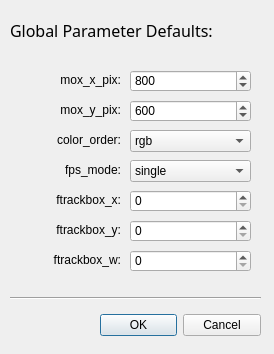
First picture: the form in ParamDefaultsWindow.ui, repository cculianu/StimulateOpenGL_II, before the edit.
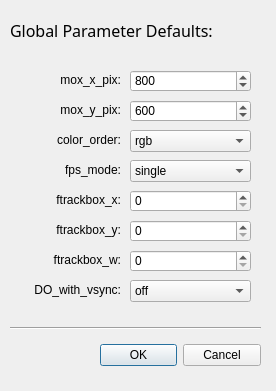
Second picture: the form after the edit.

Commit message: added DO_with_vsync feature, cleaned up code to more cleanly compile

What changed in the file:
```diff
--- a/ParamDefaultsWindow.ui
+++ b/ParamDefaultsWindow.ui
@@ -1,22 +1,22 @@
 <ui version="4.0" >
  <class>ParamDefaultsWindow</class>
- <widget class="QDialog" name="ParamDefaultsWindow" >
-  <property name="geometry" >
+ <widget class="QDialog" name="ParamDefaultsWindow">
+  <property name="geometry">
    <rect>
     <x>0</x>
     <y>0</y>
-    <width>274</width>
-    <height>354</height>
+    <width>276</width>
+    <height>391</height>
    </rect>
   </property>
   <property name="windowTitle" >
    <string>Global Parameter Defaults</string>
   </property>
-  <widget class="QDialogButtonBox" name="buttonBox" >
-   <property name="geometry" >
+  <widget class="QDialogButtonBox" name="buttonBox">
+   <property name="geometry">
     <rect>
      <x>100</x>
-     <y>310</y>
+     <y>340</y>
      <width>161</width>
      <height>31</height>
     </rect>
@@ -295,11 +295,11 @@
     <string>Global Parameter Defaults:</string>
    </property>
   </widget>
-  <widget class="Line" name="line" >
-   <property name="geometry" >
+  <widget class="Line" name="line">
+   <property name="geometry">
     <rect>
      <x>10</x>
-     <y>290</y>
+     <y>320</y>
      <width>251</width>
      <height>16</height>
     </rect>
@@ -308,6 +308,37 @@
     <enum>Qt::Horizontal</enum>
    </property>
   </widget>
+  <widget class="QLabel" name="label_12">
+   <property name="geometry">
+    <rect>
+     <x>10</x>
+     <y>280</y>
+     <width>111</width>
+     <height>20</height>
+    </rect>
+   </property>
+   <property name="text">
+    <string>DO_with_vsync:</string>
+   </property>
+   <property name="alignment">
+    <set>Qt::AlignRight|Qt::AlignTrailing|Qt::AlignVCenter</set>
+   </property>
+  </widget>
+  <widget class="QComboBox" name="cb_do_with_vsync">
+   <property name="geometry">
+    <rect>
+     <x>130</x>
+     <y>280</y>
+     <width>121</width>
+     <height>22</height>
+    </rect>
+   </property>
+   <item>
+    <property name="text">
+     <string>off</string>
+    </property>
+   </item>
+  </widget>
  </widget>
  <resources/>
  <connections>
```
Left out of the diff: 143 changed lines with no effect on the pictures. The commit also changes 12 other files.
